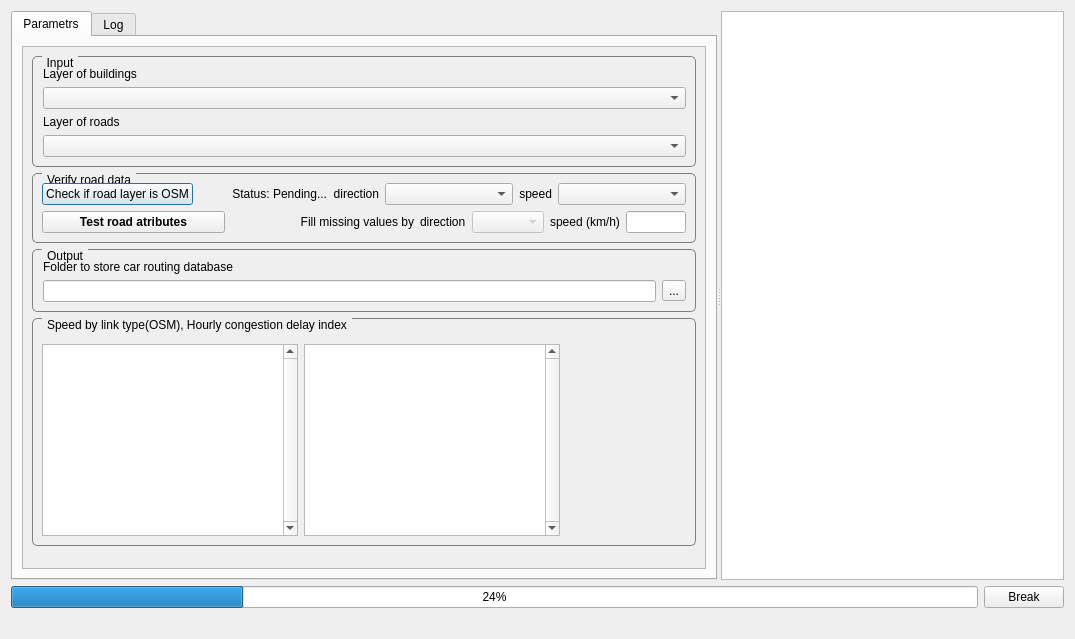
ishusterman/tau_net_calc, file UI/pkl_car.ui: the form before one commit.
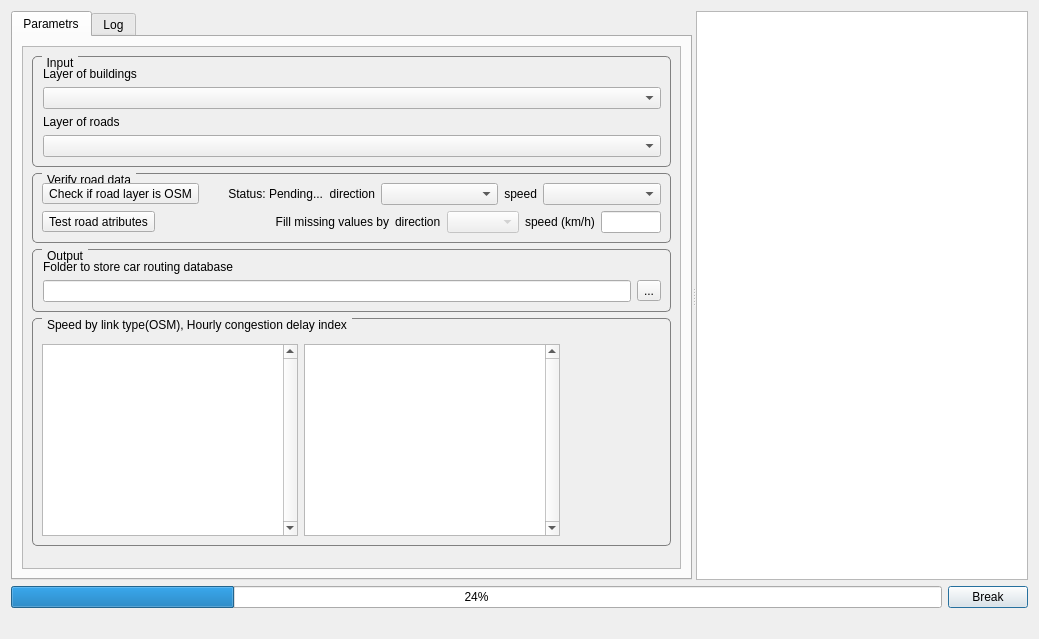
The form after the commit. Custom widgets are drawn as their Qt base class.

The edit to the form file:
```diff
--- a/UI/pkl_car.ui
+++ b/UI/pkl_car.ui
@@ -9,7 +9,7 @@
    <rect>
     <x>0</x>
     <y>0</y>
-    <width>1075</width>
+    <width>1039</width>
     <height>639</height>
    </rect>
   </property>
@@ -83,8 +83,8 @@
             <rect>
              <x>0</x>
              <y>0</y>
-             <width>684</width>
-             <height>634</height>
+             <width>659</width>
+             <height>628</height>
             </rect>
            </property>
            <property name="sizePolicy">
@@ -193,19 +193,7 @@
                    <item>
                     <layout class="QHBoxLayout" name="horizontalLayout_row1">
                      <item>
-                      <widget class="QPushButton" name="btnCheckOSM">
-                       <property name="sizePolicy">
-                        <sizepolicy hsizetype="Preferred" vsizetype="Fixed">
-                         <horstretch>0</horstretch>
-                         <verstretch>0</verstretch>
-                        </sizepolicy>
-                       </property>
-                       <property name="minimumSize">
-                        <size>
-                         <width>100</width>
-                         <height>0</height>
-                        </size>
-                       </property>
+                      <widget class="QToolButton" name="btnCheckOSM">
                        <property name="text">
                         <string>Check if road layer is OSM</string>
                        </property>
@@ -264,28 +252,13 @@
                    <item>
                     <layout class="QHBoxLayout" name="horizontalLayout_row2">
                      <item>
-                      <widget class="QPushButton" name="test_button">
-                       <property name="sizePolicy">
-                        <sizepolicy hsizetype="Preferred" vsizetype="Fixed">
-                         <horstretch>0</horstretch>
-                         <verstretch>0</verstretch>
-                        </sizepolicy>
-                       </property>
-                       <property name="minimumSize">
-                        <size>
-                         <width>125</width>
-                         <height>20</height>
-                        </size>
-                       </property>
-                       <property name="font">
-                        <font>
-                         <weight>75</weight>
-                         <bold>true</bold>
-                        </font>
-                       </property>
+                      <widget class="QToolButton" name="test_button">
                        <property name="text">
                         <string>Test road atributes</string>
                        </property>
+                       <property name="toolButtonStyle">
+                        <enum>Qt::ToolButtonIconOnly</enum>
+                       </property>
                       </widget>
                      </item>
                      <item>
```
